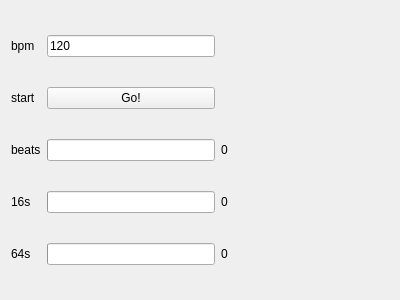
The window that beatcounter/mainwindow.ui (mattvenn/beatcounter) describes before a commit, drawn with Qt 5.
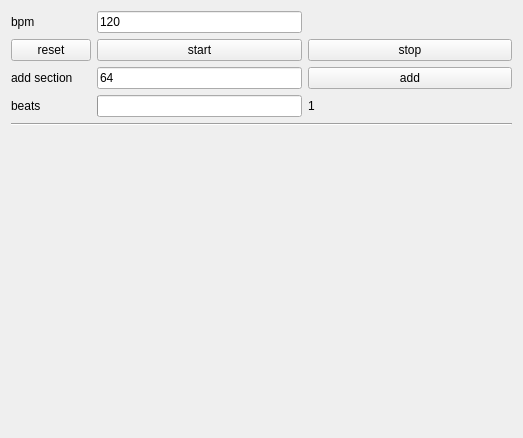
The same window after the commit.

Patch:
```diff
--- a/beatcounter/mainwindow.ui
+++ b/beatcounter/mainwindow.ui
@@ -6,98 +6,65 @@
    <rect>
     <x>0</x>
     <y>0</y>
-    <width>400</width>
-    <height>300</height>
+    <width>523</width>
+    <height>438</height>
    </rect>
   </property>
   <property name="windowTitle">
    <string>MainWindow</string>
   </property>
   <widget class="QWidget" name="centralWidget">
-   <layout class="QHBoxLayout" name="horizontalLayout">
+   <layout class="QVBoxLayout" name="verticalLayout">
     <item>
      <layout class="QGridLayout" name="gridLayout">
+      <item row="4" column="2">
+       <widget class="QPushButton" name="button_add">
+        <property name="text">
+         <string>add</string>
+        </property>
+       </widget>
+      </item>
+      <item row="1" column="2">
+       <widget class="QPushButton" name="button_stop">
+        <property name="text">
+         <string>stop</string>
+        </property>
+       </widget>
+      </item>
       <item row="1" column="1">
        <widget class="QPushButton" name="button_start">
         <property name="text">
-         <string>Go!</string>
-        </property>
-       </widget>
-      </item>
-      <item row="3" column="1">
-       <widget class="QProgressBar" name="progressBar_16s">
-        <property name="minimum">
-         <number>0</number>
-        </property>
-        <property name="maximum">
-         <number>4</number>
-        </property>
-        <property name="value">
-         <number>0</number>
-        </property>
-        <property name="textVisible">
-         <bool>false</bool>
-        </property>
-       </widget>
-      </item>
-      <item row="0" column="2">
-       <spacer name="horizontalSpacer">
-        <property name="orientation">
-         <enum>Qt::Horizontal</enum>
-        </property>
-        <property name="sizeHint" stdset="0">
-         <size>
-          <width>40</width>
-          <height>20</height>
-         </size>
-        </property>
-       </spacer>
-      </item>
-      <item row="3" column="2">
-       <widget class="QLabel" name="label_16s">
-        <property name="text">
-         <string>0</string>
-        </property>
-       </widget>
-      </item>
-      <item row="3" column="0">
-       <widget class="QLabel" name="label_4">
-        <property name="text">
-         <string>16s</string>
-        </property>
-       </widget>
-      </item>
-      <item row="2" column="1">
-       <widget class="QProgressBar" name="progressBar_beat">
-        <property name="minimum">
-         <number>0</number>
-        </property>
-        <property name="maximum">
-         <number>16</number>
-        </property>
-        <property name="value">
-         <number>0</number>
-        </property>
-        <property name="textVisible">
-         <bool>false</bool>
-        </property>
-       </widget>
-      </item>
-      <item row="2" column="2">
-       <widget class="QLabel" name="label_beats">
-        <property name="text">
-         <string>0</string>
-        </property>
-       </widget>
-      </item>
-      <item row="1" column="0">
-       <widget class="QLabel" name="label_3">
-        <property name="text">
          <string>start</string>
         </property>
        </widget>
       </item>
-      <item row="2" column="0">
+      <item row="5" column="1">
+       <widget class="QProgressBar" name="progressBar_beat">
+        <property name="minimum">
+         <number>0</number>
+        </property>
+        <property name="maximum">
+         <number>16</number>
+        </property>
+        <property name="value">
+         <number>0</number>
+        </property>
+        <property name="textVisible">
+         <bool>false</bool>
+        </property>
+        <property name="invertedAppearance">
+         <bool>false</bool>
+        </property>
+       </widget>
+      </item>
+      <item row="5" column="2">
+       <widget class="QLabel" name="label_16s">
+        <property name="text">
+         <string>1</string>
+        </property>
+       </widget>
+      </item>
+      <item row="5" column="0">
        <widget class="QLabel" name="label">
         <property name="text">
          <string>beats</string>
@@ -118,35 +85,65 @@
         </property>
        </widget>
       </item>
-      <item row="4" column="1">
-       <widget class="QProgressBar" name="progressBar_64s">
-        <property name="maximum">
-         <number>16</number>
-        </property>
-        <property name="value">
-         <number>0</number>
-        </property>
-        <property name="textVisible">
-         <bool>false</bool>
-        </property>
-       </widget>
-      </item>
       <item row="4" column="0">
        <widget class="QLabel" name="label_5">
         <property name="text">
-         <string>64s</string>
+         <string>add section</string>
         </property>
        </widget>
       </item>
-      <item row="4" column="2">
-       <widget class="QLabel" name="label_64s">
+      <item row="1" column="0">
+       <widget class="QPushButton" name="button_reset">
         <property name="text">
-         <string>0</string>
+         <string>reset</string>
         </property>
        </widget>
       </item>
+      <item row="4" column="1">
+       <widget class="QLineEdit" name="lineEdit_section">
+        <property name="text">
+         <string>64</string>
+        </property>
+       </widget>
+      </item>
+      <item row="0" column="2">
+       <spacer name="horizontalSpacer">
+        <property name="orientation">
+         <enum>Qt::Horizontal</enum>
+        </property>
+        <property name="sizeHint" stdset="0">
+         <size>
+          <width>40</width>
+          <height>20</height>
+         </size>
+        </property>
+       </spacer>
+      </item>
      </layout>
     </item>
+    <item>
+     <widget class="Line" name="line">
+      <property name="orientation">
+       <enum>Qt::Horizontal</enum>
+      </property>
+     </widget>
+    </item>
+    <item>
+     <layout class="QVBoxLayout" name="layout_bars"/>
+    </item>
+    <item>
+     <spacer name="verticalSpacer">
+      <property name="orientation">
+       <enum>Qt::Vertical</enum>
+      </property>
+      <property name="sizeHint" stdset="0">
+       <size>
+        <width>20</width>
+        <height>40</height>
+       </size>
+      </property>
+     </spacer>
+    </item>
    </layout>
   </widget>
  </widget>
```
Left out of the diff: 2 changed lines with no effect on the pictures.
